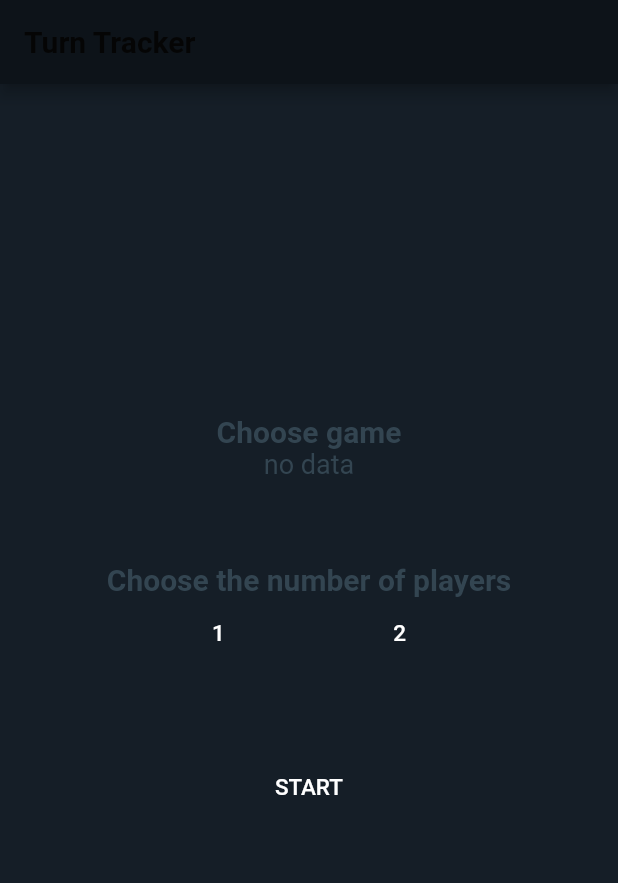
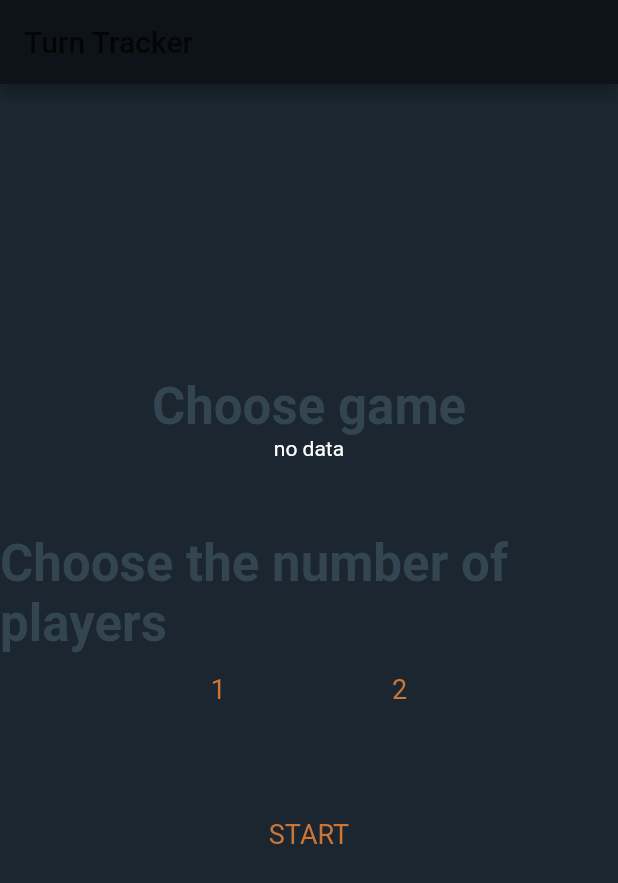
Before and after one commit to Querri/Turn_Tracker, a Flutter app: the screen it shows after launch, on a phone screen of 412 x 824 dp. Shown: the top 883 px of the screen. Run offline on Flutter 3.47's test engine with Material 2 defaults, Android fonts, the phone set to English and light mode, and no system bars; our stand-ins replace google_fonts, wakelock.

Commit message:
Update themes and styles to match 2021 spesification

```diff
--- a/turn_tracker/lib/main.dart
+++ b/turn_tracker/lib/main.dart
@@ -27,38 +27,53 @@ ThemeData theme() {
     colorScheme: _colorScheme,
 
     appBarTheme: AppBarTheme(
-      color: _colorScheme.primary,
+      color: _colorScheme.tertiary,
     ),
 
     backgroundColor: _colorScheme.background,
 
     textTheme: TextTheme(
-      headline4: TextStyle(
+      /// Phase text
+      headlineLarge: TextStyle(
         color: _colorScheme.onBackground,
         fontWeight: FontWeight.bold,
         fontSize: 35,
       ),
-      headline6: TextStyle(
+
+      headlineMedium: TextStyle(
         color: _colorScheme.onBackground,
         fontWeight: FontWeight.bold,
       ),
-      bodyText1: TextStyle(
+
+      /// active button
+      labelMedium: TextStyle(
+        color: _colorScheme.primary,
+        fontWeight: FontWeight.bold,
+        fontSize: 20,
+      ),
+
+      /// inactive button
+      labelSmall: TextStyle(
+        color: _colorScheme.secondary,
+        fontWeight: FontWeight.normal,
+        fontSize: 18,
+      ),
+
+      /// random text
+      bodySmall: TextStyle(
         color: _colorScheme.onBackground,
-        fontSize: 15,
+        fontSize: 18,
       ),
-      bodyText2: TextStyle(
-      color: _colorScheme.onBackground,
-      fontSize: 18,
-    )
     ),
+
 
     buttonTheme: ButtonThemeData(
       focusColor: _colorScheme.secondary,
       buttonColor: _colorScheme.secondary,
       minWidth: 120,
-      height: 50,
+      height: 150,
       shape: RoundedRectangleBorder(
-        borderRadius: BorderRadius.circular(25),
+        borderRadius: BorderRadius.zero,
       )
     ),
   );
@@ -69,7 +84,7 @@ const Color white = Color(0xFFFFFFFF);
 const Color black = Color(0xFF050505);
 
 const Color grey_1 = Color(0xFF0D1319); // primary
-const Color grey_2 = Color(0xFF151E27); // background
+const Color grey_2 = Color(0xFF1B2630); // background
 
 const Color grey_3 = Color(0xFF334551); // secondaryVariant
 const Color orange = Color(0xFFCC7636); // secondary
@@ -78,18 +93,21 @@ const Color orange = Color(0xFFCC7636); // secondary
 const ColorScheme _colorScheme = ColorScheme(
   brightness: Brightness.dark,
 
-  primary: grey_1,
-  onPrimary: white,
+  primary: orange,
+  onPrimary: orange,
 
-  secondary: orange,
-  onSecondary: white,
+  secondary: grey_3,
+  onSecondary: grey_3,
+
+  tertiary: grey_1,
 
   background: grey_2,
   onBackground: grey_3,
 
+  surface: white,
+  onSurface: black,
+
   error: black,
   onError: white,
 
-  surface: white,
-  onSurface: black,
 );
--- a/turn_tracker/lib/pages/main_view.dart
+++ b/turn_tracker/lib/pages/main_view.dart
@@ -62,7 +62,7 @@ class _MainViewState extends State<MainView> {
                 ),
                 Text(
                   'Choose game',
-                  style: Theme.of(context).textTheme.headline6
+                  style: Theme.of(context).textTheme.headlineMedium
                       .merge(GoogleFonts.alegreyaSansSc()),
                 ),
                 snapshot.hasData
@@ -75,7 +75,7 @@ class _MainViewState extends State<MainView> {
                 Spacer(),
                 Text(
                   'Choose the number of players',
-                  style: Theme.of(context).textTheme.headline6
+                  style: Theme.of(context).textTheme.headlineMedium
                       .merge(GoogleFonts.alegreyaSansSc()),
                 ),
                 Row(
@@ -88,7 +88,7 @@ class _MainViewState extends State<MainView> {
                       //color: _getButtonColor('playerCount', 1),
                       child: Text(
                         '1',
-                        style: Theme.of(context).textTheme.bodyText1
+                        style: Theme.of(context).textTheme.bodySmall
                             .merge(GoogleFonts.roboto())
                             .copyWith(color: Theme.of(context).colorScheme.onPrimary),
                       ),
@@ -103,7 +103,7 @@ class _MainViewState extends State<MainView> {
                       //color: _getButtonColor('playerCount', 2),
                       child: Text(
                         '2',
-                        style: Theme.of(context).textTheme.bodyText1
+                        style: Theme.of(context).textTheme.bodySmall
                             .merge(GoogleFonts.roboto())
                             .copyWith(color: Theme.of(context).colorScheme.onPrimary),
                       ),
@@ -124,7 +124,7 @@ class _MainViewState extends State<MainView> {
                   },
                   child: Text(
                     'START',
-                    style: Theme.of(context).textTheme.bodyText1
+                    style: Theme.of(context).textTheme.bodySmall
                         .merge(GoogleFonts.alegreyaSansSc())
                         .copyWith(color: Theme.of(context).colorScheme.onPrimary),
                   ),
@@ -214,7 +214,7 @@ class DropdownSelection extends StatelessWidget {
         ),
         iconSize: 24,
         elevation: 16,
-        style: Theme.of(context).textTheme.bodyText1
+        style: Theme.of(context).textTheme.bodySmall
             .merge(GoogleFonts.roboto())
             .copyWith(color: Theme.of(context).colorScheme.onPrimary),
         underline: Container(
```
Also changed, not shown: turn_tracker/lib/pages/game_view.dart (+34 -15 lines).
